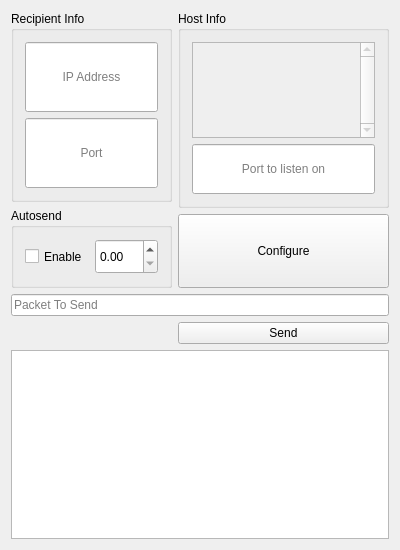
This is NetworkingTest/mainwindow.ui in chriskonstad/networkingtest as Qt 5 draws it before an edit. The edited form follows.
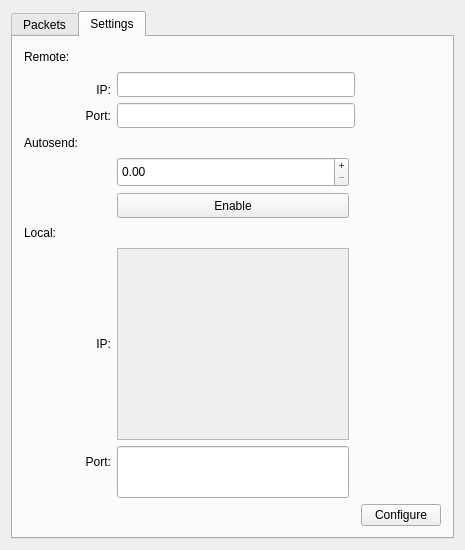
This is the edited form. The open tabs and pages were chosen to show the change.

Commit message: Fixed how the phone scales to phones Set the screen orientation to portrait Fixed the bug in which the packet to send gets erased and doesn't send

The edit to the form file:
```diff
--- a/NetworkingTest/mainwindow.ui
+++ b/NetworkingTest/mainwindow.ui
@@ -6,7 +6,7 @@
    <rect>
     <x>0</x>
     <y>0</y>
-    <width>400</width>
+    <width>465</width>
     <height>550</height>
    </rect>
   </property>
@@ -33,25 +33,295 @@
   </property>
   <widget class="QWidget" name="centralWidget">
    <layout class="QGridLayout" name="gridLayout">
-    <item row="0" column="1" rowspan="2">
-     <widget class="QGroupBox" name="groupBox_2">
+    <item row="0" column="1">
+     <widget class="QTabWidget" name="tabWidget">
+      <property name="tabShape">
+       <enum>QTabWidget::Rounded</enum>
+      </property>
+      <property name="currentIndex">
+       <number>0</number>
+      </property>
+      <widget class="QWidget" name="tab">
+       <attribute name="title">
+        <string>Packets</string>
+       </attribute>
+       <layout class="QGridLayout" name="gridLayout_2">
+        <item row="0" column="0">
+         <widget class="QLabel" name="label_8">
+          <property name="sizePolicy">
+           <sizepolicy hsizetype="Maximum" vsizetype="Preferred">
+            <horstretch>0</horstretch>
+            <verstretch>0</verstretch>
+           </sizepolicy>
+          </property>
+          <property name="text">
+           <string>Packet to send:</string>
+          </property>
+          <property name="alignment">
+           <set>Qt::AlignRight|Qt::AlignTrailing|Qt::AlignVCenter</set>
+          </property>
+         </widget>
+        </item>
+        <item row="1" column="0" colspan="2">
+         <widget class="QLineEdit" name="packetLE">
+          <property name="sizePolicy">
+           <sizepolicy hsizetype="Preferred" vsizetype="Minimum">
+            <horstretch>0</horstretch>
+            <verstretch>0</verstretch>
+           </sizepolicy>
+          </property>
       <property name="minimumSize">
        <size>
-        <width>211</width>
-        <height>120</height>
-       </size>
-      </property>
+            <width>0</width>
+            <height>25</height>
+           </size>
+          </property>
+          <property name="toolTip">
+           <string>Type in the packet to send</string>
+          </property>
+          <property name="placeholderText">
+           <string/>
+          </property>
+         </widget>
+        </item>
+        <item row="4" column="0" colspan="2">
+         <widget class="QTextEdit" name="teLog">
+          <property name="verticalScrollBarPolicy">
+           <enum>Qt::ScrollBarAlwaysOff</enum>
+          </property>
+          <property name="horizontalScrollBarPolicy">
+           <enum>Qt::ScrollBarAlwaysOff</enum>
+          </property>
+          <property name="lineWrapMode">
+           <enum>QTextEdit::NoWrap</enum>
+          </property>
+         </widget>
+        </item>
+        <item row="2" column="0">
+         <spacer name="horizontalSpacer">
+          <property name="orientation">
+           <enum>Qt::Horizontal</enum>
+          </property>
+          <property name="sizeHint" stdset="0">
+           <size>
+            <width>328</width>
+            <height>20</height>
+           </size>
+          </property>
+         </spacer>
+        </item>
+        <item row="2" column="1">
+         <widget class="QPushButton" name="sendButton">
+          <property name="sizePolicy">
+           <sizepolicy hsizetype="Minimum" vsizetype="MinimumExpanding">
+            <horstretch>0</horstretch>
+            <verstretch>0</verstretch>
+           </sizepolicy>
+          </property>
       <property name="maximumSize">
        <size>
         <width>16777215</width>
-        <height>200</height>
-       </size>
-      </property>
-      <property name="title">
-       <string>Host Info</string>
-      </property>
-      <layout class="QVBoxLayout" name="verticalLayout_2">
-       <item>
+            <height>80</height>
+           </size>
+          </property>
+          <property name="focusPolicy">
+           <enum>Qt::StrongFocus</enum>
+          </property>
+          <property name="toolTip">
+           <string>Send the packet!</string>
+          </property>
+          <property name="text">
+           <string>Send</string>
+          </property>
+          <property name="shortcut">
+           <string>Ctrl+S</string>
+          </property>
+         </widget>
+        </item>
+       </layout>
+      </widget>
+      <widget class="QWidget" name="tab_2">
+       <attribute name="title">
+        <string>Settings</string>
+       </attribute>
+       <layout class="QGridLayout" name="gridLayout_3">
+        <item row="4" column="3">
+         <spacer name="verticalSpacer">
+          <property name="orientation">
+           <enum>Qt::Vertical</enum>
+          </property>
+          <property name="sizeHint" stdset="0">
+           <size>
+            <width>20</width>
+            <height>40</height>
+           </size>
+          </property>
+         </spacer>
+        </item>
+        <item row="4" column="0">
+         <widget class="QLabel" name="label_4">
+          <property name="text">
+           <string>Autosend:</string>
+          </property>
+         </widget>
+        </item>
+        <item row="11" column="2">
+         <widget class="QLabel" name="label_6">
+          <property name="text">
+           <string>Port:</string>
+          </property>
+          <property name="alignment">
+           <set>Qt::AlignRight|Qt::AlignTrailing|Qt::AlignVCenter</set>
+          </property>
+         </widget>
+        </item>
+        <item row="14" column="5">
+         <widget class="QPushButton" name="configButton">
+          <property name="sizePolicy">
+           <sizepolicy hsizetype="Minimum" vsizetype="MinimumExpanding">
+            <horstretch>0</horstretch>
+            <verstretch>0</verstretch>
+           </sizepolicy>
+          </property>
+          <property name="maximumSize">
+           <size>
+            <width>16777215</width>
+            <height>80</height>
+           </size>
+          </property>
+          <property name="focusPolicy">
+           <enum>Qt::StrongFocus</enum>
+          </property>
+          <property name="toolTip">
+           <string>Configure the settings</string>
+          </property>
+          <property name="text">
+           <string>Configure</string>
+          </property>
+          <property name="shortcut">
+           <string>Ctrl+C</string>
+          </property>
+         </widget>
+        </item>
+        <item row="3" column="0">
+         <spacer name="horizontalSpacer_2">
+          <property name="orientation">
+           <enum>Qt::Horizontal</enum>
+          </property>
+          <property name="sizeHint" stdset="0">
+           <size>
+            <width>54</width>
+            <height>20</height>
+           </size>
+          </property>
+         </spacer>
+        </item>
+        <item row="6" column="0" rowspan="2">
+         <spacer name="horizontalSpacer_3">
+          <property name="orientation">
+           <enum>Qt::Horizontal</enum>
+          </property>
+          <property name="sizeHint" stdset="0">
+           <size>
+            <width>54</width>
+            <height>20</height>
+           </size>
+          </property>
+         </spacer>
+        </item>
+        <item row="6" column="4" rowspan="2" colspan="2">
+         <spacer name="horizontalSpacer_4">
+          <property name="orientation">
+           <enum>Qt::Horizontal</enum>
+          </property>
+          <property name="sizeHint" stdset="0">
+           <size>
+            <width>83</width>
+            <height>20</height>
+           </size>
+          </property>
+         </spacer>
+        </item>
+        <item row="3" column="3" colspan="2">
+         <widget class="QLineEdit" name="lePortTX">
+          <property name="sizePolicy">
+           <sizepolicy hsizetype="Preferred" vsizetype="Preferred">
+            <horstretch>0</horstretch>
+            <verstretch>0</verstretch>
+           </sizepolicy>
+          </property>
+          <property name="minimumSize">
+           <size>
+            <width>0</width>
+            <height>25</height>
+           </size>
+          </property>
+          <property name="focusPolicy">
+           <enum>Qt::StrongFocus</enum>
+          </property>
+          <property name="toolTip">
+           <string>Set port to send to</string>
+          </property>
+          <property name="inputMethodHints">
+           <set>Qt::ImhDigitsOnly</set>
+          </property>
+          <property name="text">
+           <string/>
+          </property>
+          <property name="alignment">
+           <set>Qt::AlignCenter</set>
+          </property>
+          <property name="placeholderText">
+           <string/>
+          </property>
+         </widget>
+        </item>
+        <item row="3" column="5">
+         <spacer name="horizontalSpacer_5">
+          <property name="orientation">
+           <enum>Qt::Horizontal</enum>
+          </property>
+          <property name="sizeHint" stdset="0">
+           <size>
+            <width>77</width>
+            <height>20</height>
+           </size>
+          </property>
+         </spacer>
+        </item>
+        <item row="5" column="3" rowspan="2">
+         <widget class="QDoubleSpinBox" name="sbTime">
+          <property name="sizePolicy">
+           <sizepolicy hsizetype="Minimum" vsizetype="MinimumExpanding">
+            <horstretch>0</horstretch>
+            <verstretch>0</verstretch>
+           </sizepolicy>
+          </property>
+          <property name="minimumSize">
+           <size>
+            <width>0</width>
+            <height>30</height>
+           </size>
+          </property>
+          <property name="buttonSymbols">
+           <enum>QAbstractSpinBox::PlusMinus</enum>
+          </property>
+         </widget>
+        </item>
+        <item row="11" column="0">
+         <spacer name="horizontalSpacer_6">
+          <property name="orientation">
+           <enum>Qt::Horizontal</enum>
+          </property>
+          <property name="sizeHint" stdset="0">
+           <size>
+            <width>54</width>
+            <height>20</height>
+           </size>
+          </property>
+         </spacer>
+        </item>
+        <item row="9" column="3">
         <widget class="QListWidget" name="listWidget">
          <property name="enabled">
           <bool>false</bool>
@@ -66,66 +336,35 @@
           <string>Host IP Addresses</string>
          </property>
          <property name="verticalScrollBarPolicy">
-          <enum>Qt::ScrollBarAlwaysOn</enum>
+           <enum>Qt::ScrollBarAlwaysOff</enum>
+          </property>
+          <property name="horizontalScrollBarPolicy">
+           <enum>Qt::ScrollBarAlwaysOff</enum>
          </property>
          <property name="alternatingRowColors">
-          <bool>false</bool>
+           <bool>true</bool>
          </property>
          <property name="selectionMode">
           <enum>QAbstractItemView::SingleSelection</enum>
          </property>
-        </widget>
-       </item>
-       <item>
-        <widget class="QLineEdit" name="lePortRX">
-         <property name="sizePolicy">
-          <sizepolicy hsizetype="Expanding" vsizetype="MinimumExpanding">
-           <horstretch>0</horstretch>
-           <verstretch>0</verstretch>
-          </sizepolicy>
-         </property>
-         <property name="minimumSize">
-          <size>
-           <width>0</width>
-           <height>50</height>
-          </size>
-         </property>
-         <property name="toolTip">
-          <string>Port to listen on</string>
-         </property>
-         <property name="alignment">
-          <set>Qt::AlignCenter</set>
-         </property>
-         <property name="placeholderText">
-          <string>Port to listen on</string>
-         </property>
-        </widget>
-       </item>
-      </layout>
-     </widget>
-    </item>
-    <item row="0" column="0">
-     <widget class="QGroupBox" name="groupBox">
-      <property name="minimumSize">
-       <size>
-        <width>161</width>
-        <height>120</height>
-       </size>
-      </property>
-      <property name="maximumSize">
-       <size>
-        <width>16777215</width>
-        <height>200</height>
-       </size>
-      </property>
-      <property name="title">
-       <string>Recipient Info</string>
-      </property>
-      <layout class="QVBoxLayout" name="verticalLayout">
-       <item>
+          <property name="textElideMode">
+           <enum>Qt::ElideNone</enum>
+          </property>
+          <property name="movement">
+           <enum>QListView::Free</enum>
+          </property>
+          <property name="isWrapping" stdset="0">
+           <bool>false</bool>
+          </property>
+          <property name="wordWrap">
+           <bool>true</bool>
+          </property>
+         </widget>
+        </item>
+        <item row="1" column="3" rowspan="2" colspan="2">
         <widget class="QLineEdit" name="rxIPLE">
          <property name="sizePolicy">
-          <sizepolicy hsizetype="Expanding" vsizetype="MinimumExpanding">
+           <sizepolicy hsizetype="Preferred" vsizetype="Preferred">
            <horstretch>0</horstretch>
            <verstretch>0</verstretch>
           </sizepolicy>
@@ -133,7 +372,7 @@
          <property name="minimumSize">
           <size>
            <width>0</width>
-           <height>50</height>
+            <height>25</height>
           </size>
          </property>
          <property name="focusPolicy">
@@ -142,167 +381,73 @@
          <property name="toolTip">
           <string>Leave blank to broadcast</string>
          </property>
+          <property name="inputMethodHints">
+           <set>Qt::ImhPreferNumbers</set>
+          </property>
+          <property name="frame">
+           <bool>true</bool>
+          </property>
          <property name="alignment">
           <set>Qt::AlignCenter</set>
          </property>
          <property name="placeholderText">
-          <string>IP Address</string>
-         </property>
-        </widget>
-       </item>
-       <item>
-        <widget class="QLineEdit" name="lePortTX">
-         <property name="sizePolicy">
-          <sizepolicy hsizetype="Expanding" vsizetype="MinimumExpanding">
-           <horstretch>0</horstretch>
-           <verstretch>0</verstretch>
-          </sizepolicy>
-         </property>
-         <property name="minimumSize">
-          <size>
-           <width>0</width>
-           <height>50</height>
-          </size>
-         </property>
-         <property name="focusPolicy">
-          <enum>Qt::StrongFocus</enum>
-         </property>
-         <property name="toolTip">
-          <string>Set port to send to</string>
-         </property>
-         <property name="text">
           <string/>
          </property>
-         <property name="alignment">
-          <set>Qt::AlignCenter</set>
-         </property>
-         <property name="placeholderText">
-          <string>Port</string>
-         </property>
-        </widget>
-       </item>
-      </layout>
-     </widget>
-    </item>
-    <item row="3" column="0" colspan="2">
-     <widget class="QLineEdit" name="packetLE">
-      <property name="sizePolicy">
-       <sizepolicy hsizetype="Expanding" vsizetype="Minimum">
-        <horstretch>0</horstretch>
-        <verstretch>0</verstretch>
-       </sizepolicy>
-      </property>
-      <property name="minimumSize">
-       <size>
-        <width>361</width>
-        <height>22</height>
-       </size>
-      </property>
-      <property name="toolTip">
-       <string>Type in the packet to send</string>
-      </property>
-      <property name="placeholderText">
-       <string>Packet To Send</string>
-      </property>
-     </widget>
-    </item>
-    <item row="2" column="1">
-     <widget class="QPushButton" name="configButton">
-      <property name="sizePolicy">
-       <sizepolicy hsizetype="Minimum" vsizetype="MinimumExpanding">
-        <horstretch>0</horstretch>
-        <verstretch>0</verstretch>
-       </sizepolicy>
-      </property>
-      <property name="maximumSize">
-       <size>
-        <width>16777215</width>
-        <height>80</height>
-       </size>
-      </property>
-      <property name="focusPolicy">
-       <enum>Qt::StrongFocus</enum>
-      </property>
-      <property name="toolTip">
-       <string>Configure the settings</string>
-      </property>
+         </widget>
+        </item>
+        <item row="3" column="2">
+         <widget class="QLabel" name="label_3">
       <property name="text">
-       <string>Configure</string>
-      </property>
-      <property name="shortcut">
-       <string>Ctrl+C</string>
+           <string>Port:</string>
+          </property>
+          <property name="alignment">
+           <set>Qt::AlignRight|Qt::AlignTrailing|Qt::AlignVCenter</set>
       </property>
      </widget>
     </item>
-    <item row="4" column="1">
-     <widget class="QPushButton" name="sendButton">
-      <property name="sizePolicy">
-       <sizepolicy hsizetype="Minimum" vsizetype="MinimumExpanding">
-        <horstretch>0</horstretch>
-        <verstretch>0</verstretch>
-       </sizepolicy>
-      </property>
-      <property name="maximumSize">
+        <item row="8" column="3">
+         <spacer name="verticalSpacer_2">
+          <property name="orientation">
+           <enum>Qt::Vertical</enum>
+          </property>
+          <property name="sizeHint" stdset="0">
        <size>
-        <width>16777215</width>
-        <height>80</height>
-       </size>
-      </property>
-      <property name="focusPolicy">
-       <enum>Qt::StrongFocus</enum>
-      </property>
-      <property name="toolTip">
-       <string>Send the packet!</string>
-      </property>
+            <width>20</width>
+            <height>40</height>
+           </size>
+          </property>
+         </spacer>
+        </item>
+        <item row="2" column="2">
+         <widget class="QLabel" name="label_2">
       <property name="text">
-       <string>Send</string>
-      </property>
-      <property name="shortcut">
-       <string>Ctrl+S</string>
+           <string>IP:</string>
+          </property>
+          <property name="alignment">
+           <set>Qt::AlignRight|Qt::AlignTrailing|Qt::AlignVCenter</set>
       </property>
      </widget>
     </item>
-    <item row="1" column="0" rowspan="2">
-     <widget class="QGroupBox" name="groupBox_3">
-      <property name="sizePolicy">
-       <sizepolicy hsizetype="Preferred" vsizetype="MinimumExpanding">
-        <horstretch>0</horstretch>
-        <verstretch>0</verstretch>
-       </sizepolicy>
-      </property>
-      <property name="minimumSize">
-       <size>
-        <width>161</width>
-        <height>80</height>
-       </size>
-      </property>
-      <property name="title">
-       <string>Autosend</string>
-      </property>
-      <layout class="QHBoxLayout" name="horizontalLayout">
-       <item>
-        <widget class="QCheckBox" name="cbEnable">
-         <property name="sizePolicy">
-          <sizepolicy hsizetype="Minimum" vsizetype="MinimumExpanding">
-           <horstretch>0</horstretch>
-           <verstretch>0</verstretch>
-          </sizepolicy>
-         </property>
+        <item row="7" column="3">
+         <widget class="QPushButton" name="cbEnable">
          <property name="minimumSize">
           <size>
            <width>0</width>
-           <height>30</height>
+            <height>25</height>
           </size>
          </property>
          <property name="text">
           <string>Enable</string>
          </property>
-        </widget>
-       </item>
-       <item>
-        <widget class="QDoubleSpinBox" name="sbTime">
+          <property name="checkable">
+           <bool>true</bool>
+          </property>
+         </widget>
+        </item>
+        <item row="10" column="3" rowspan="3">
+         <widget class="QLineEdit" name="lePortRX">
          <property name="sizePolicy">
-          <sizepolicy hsizetype="Minimum" vsizetype="MinimumExpanding">
+           <sizepolicy hsizetype="Preferred" vsizetype="Preferred">
            <horstretch>0</horstretch>
            <verstretch>0</verstretch>
           </sizepolicy>
@@ -310,16 +455,76 @@
          <property name="minimumSize">
           <size>
            <width>0</width>
-           <height>30</height>
-          </size>
+            <height>25</height>
+           </size>
+          </property>
+          <property name="toolTip">
+           <string>Port to listen on</string>
+          </property>
+          <property name="inputMethodHints">
+           <set>Qt::ImhDigitsOnly</set>
+          </property>
+          <property name="alignment">
+           <set>Qt::AlignCenter</set>
+          </property>
+          <property name="placeholderText">
+           <string/>
+          </property>
+         </widget>
+        </item>
+        <item row="12" column="4" colspan="2">
+         <spacer name="horizontalSpacer_7">
+          <property name="orientation">
+           <enum>Qt::Horizontal</enum>
+          </property>
+          <property name="sizeHint" stdset="0">
+           <size>
+            <width>83</width>
+            <height>20</height>
+           </size>
+          </property>
+         </spacer>
+        </item>
+        <item row="8" column="0">
+         <widget class="QLabel" name="label_5">
+          <property name="text">
+           <string>Local:</string>
+          </property>
+         </widget>
+        </item>
+        <item row="0" column="3">
+         <spacer name="verticalSpacer_3">
+          <property name="orientation">
+           <enum>Qt::Vertical</enum>
+          </property>
+          <property name="sizeHint" stdset="0">
+           <size>
+            <width>20</width>
+            <height>40</height>
+           </size>
+          </property>
+         </spacer>
+        </item>
+        <item row="0" column="0">
+         <widget class="QLabel" name="label">
+          <property name="text">
+           <string>Remote:</string>
+          </property>
+         </widget>
+        </item>
+        <item row="9" column="2">
+         <widget class="QLabel" name="label_7">
+          <property name="text">
+           <string>IP:</string>
+          </property>
+          <property name="alignment">
+           <set>Qt::AlignRight|Qt::AlignTrailing|Qt::AlignVCenter</set>
          </property>
         </widget>
        </item>
       </layout>
      </widget>
-    </item>
-    <item row="5" column="0" colspan="2">
-     <widget class="QTextEdit" name="teLog"/>
+     </widget>
     </item>
    </layout>
   </widget>
```
Left out of the diff: 4 changed lines with no effect on the pictures. Lines whose indentation alone changed are shown as unchanged. The commit also changes 5 other files.
